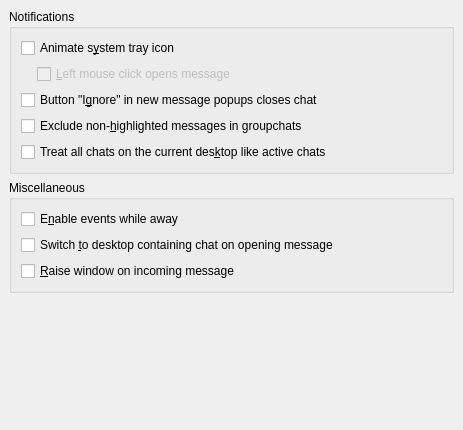
Before: the Qt Designer form kopete/config/behavior/behaviorconfig_events.ui in KDE/kopete, drawn with Qt 5.
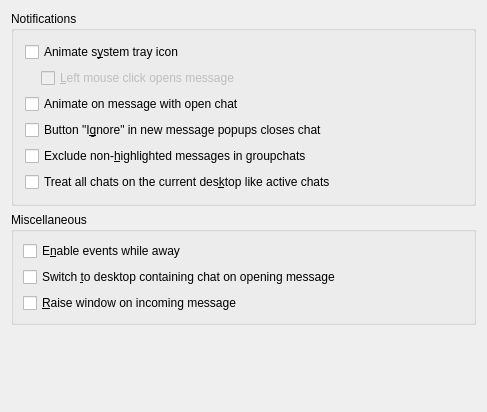
After: the same form once the commit is applied.

Commit message: Fix bug 167976: Systray icon shouldn't animate for existing chat windows.

Patch:
```diff
--- a/kopete/config/behavior/behaviorconfig_events.ui
+++ b/kopete/config/behavior/behaviorconfig_events.ui
@@ -5,32 +5,20 @@
    <rect>
     <x>0</x>
     <y>0</y>
-    <width>463</width>
-    <height>430</height>
+    <width>487</width>
+    <height>412</height>
    </rect>
   </property>
   <property name="windowTitle" >
    <string>Events</string>
   </property>
-  <layout class="QVBoxLayout" >
-   <property name="spacing" >
-    <number>6</number>
-   </property>
-   <property name="margin" >
-    <number>9</number>
-   </property>
+  <layout class="QVBoxLayout" name="verticalLayout_2" >
    <item>
     <widget class="QGroupBox" name="notifyGroupBox" >
      <property name="title" >
       <string>Notifications</string>
      </property>
-     <layout class="QVBoxLayout" >
-      <property name="spacing" >
-       <number>6</number>
-      </property>
-      <property name="margin" >
-       <number>9</number>
-      </property>
+     <layout class="QVBoxLayout" name="verticalLayout" >
       <item>
        <widget class="QCheckBox" name="kcfg_trayflashNotify" >
         <property name="toolTip" >
@@ -87,13 +75,15 @@
        </layout>
       </item>
       <item>
-       <layout class="QHBoxLayout" >
-        <property name="spacing" >
-         <number>6</number>
+       <widget class="QCheckBox" name="kcfg_animateOnMessageWithOpenChat" >
+        <property name="toolTip" >
+         <string>Animate the contact list or the system tray icon on an incoming message with open chat</string>
         </property>
-        <property name="margin" >
-         <number>0</number>
+        <property name="text" >
+         <string>Animate on message with open chat</string>
         </property>
+       </widget>
+      </item>
         <item>
          <widget class="QCheckBox" name="kcfg_balloonNotifyIgnoreClosesChatView" >
           <property name="toolTip" >
@@ -107,8 +97,6 @@
           </property>
          </widget>
         </item>
-       </layout>
-      </item>
       <item>
        <widget class="QCheckBox" name="kcfg_queueOnlyHighlightedMessagesInGroupChats" >
         <property name="toolTip" >
@@ -204,7 +192,7 @@
      <property name="sizeHint" stdset="0" >
       <size>
        <width>20</width>
-       <height>16</height>
+       <height>0</height>
       </size>
      </property>
     </spacer>
```
Left out of the diff: 5 changed lines with no effect on the pictures. Lines whose indentation alone changed are shown as unchanged. The commit also changes 2 other files.
